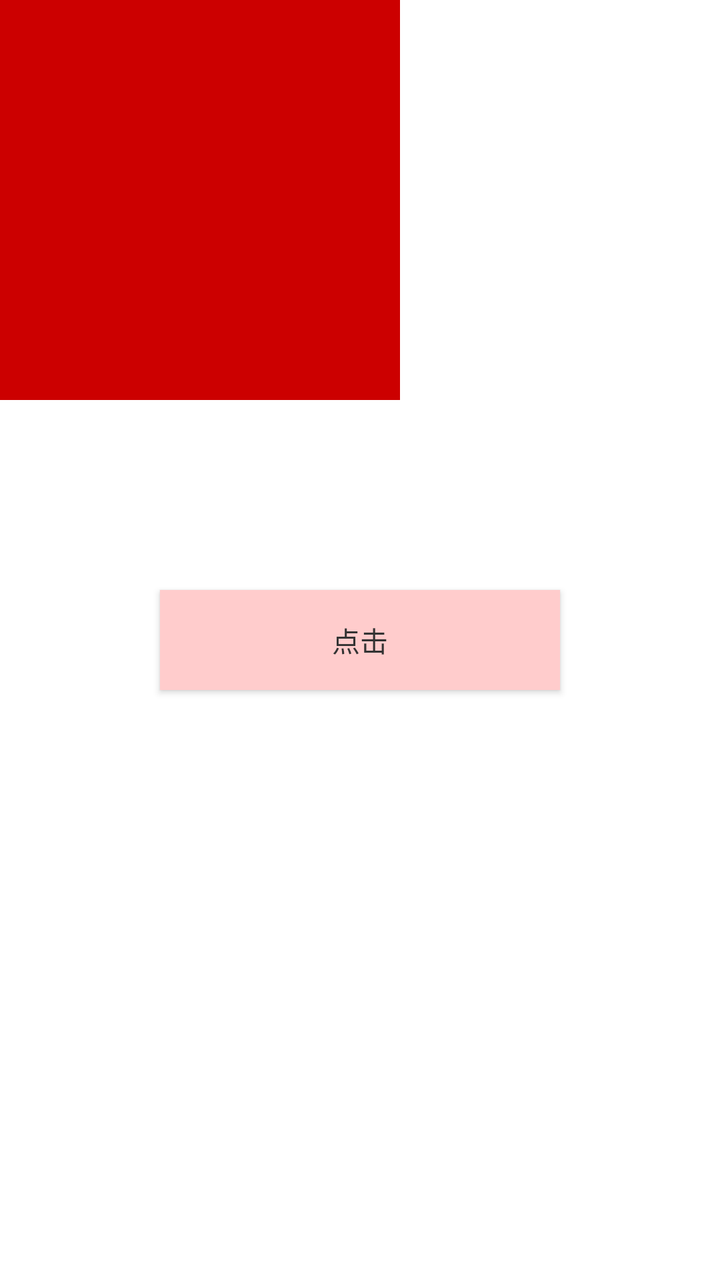
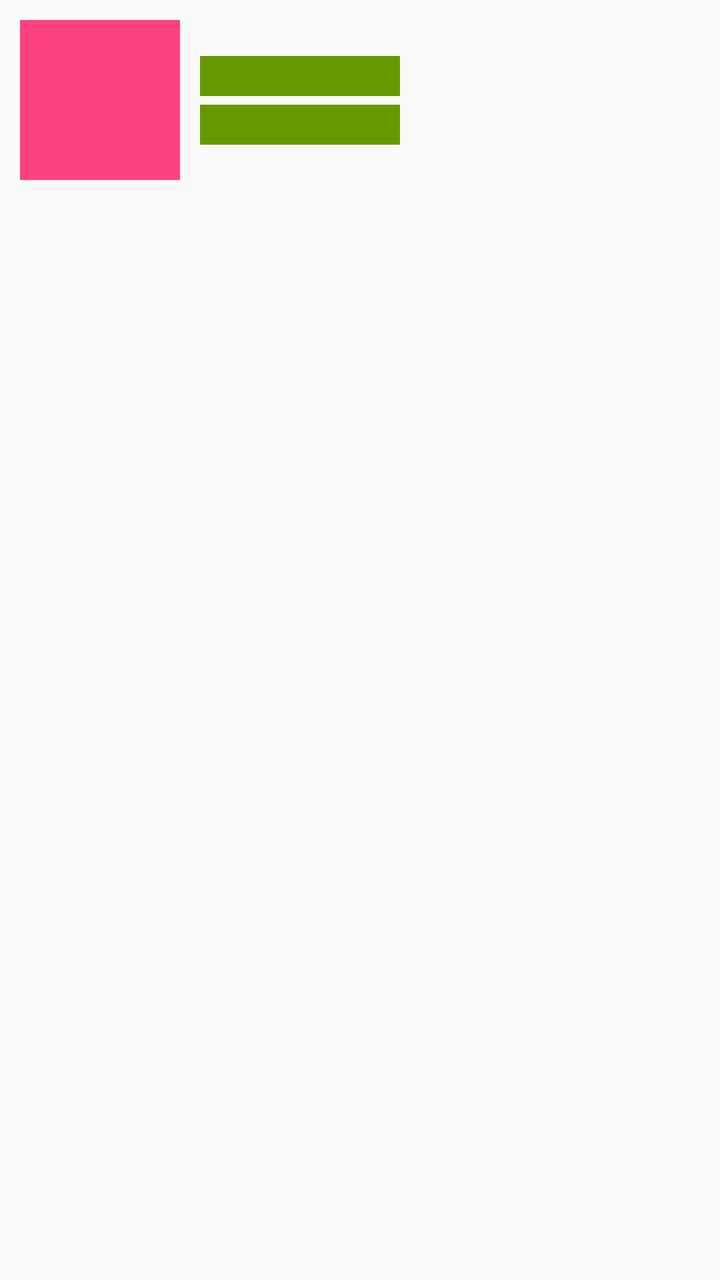

Before-and-after screenshots of an Android layout around one commit, followed by the original layout XML and the change that was made.
<!-- AndroidManifest.xml: application theme AppBaseTheme -->
<!-- res/layout/main_first_frag_layout.xml -->
<?xml version="1.0" encoding="utf-8"?>
<RelativeLayout xmlns:android="http://schemas.android.com/apk/res/android"
    android:layout_width="fill_parent"
    android:layout_height="fill_parent"
    android:background="@color/white"
    android:orientation="vertical">

    <Button
        android:id="@+id/button_1"
        android:layout_width="200dp"
        android:layout_height="50dp"
        android:layout_centerInParent="true"
        android:background="#ffcccc"
        android:text="点击"
        android:textColor="#333333" />

    <ImageView
        android:id="@+id/image"
        android:layout_width="200dp"
        android:layout_height="200dp"
        android:background="@color/holo_red_dark" />
</RelativeLayout>
<!-- resources referenced by this layout -->
<resources>
  <color name="holo_red_dark">#ffcc0000</color>
  <color name="white">#ffffff</color>
  <style name="AppBaseTheme" parent="@style/Theme.AppCompat.Light.NoActionBar">
          <item name="android:windowNoTitle">true</item>
          <item name="android:windowContentOverlay">@null</item>
          <item name="android:forceDarkAllowed" tools:targetApi="q">false</item>
      </style>
</resources>

<!-- the commit's change to res/layout/main_first_frag_layout.xml (unified diff, before → after) -->
@@ -1,22 +1,52 @@
 <?xml version="1.0" encoding="utf-8"?>
-<RelativeLayout xmlns:android="http://schemas.android.com/apk/res/android"
-    android:layout_width="fill_parent"
-    android:layout_height="fill_parent"
-    android:background="@color/white"
-    android:orientation="vertical">
+<androidx.constraintlayout.widget.ConstraintLayout xmlns:android="http://schemas.android.com/apk/res/android"
+    xmlns:app="http://schemas.android.com/apk/res-auto"
+    xmlns:tools="http://schemas.android.com/tools"
+    android:id="@+id/constraintLayout"
+    android:layout_width="match_parent"
+    android:layout_height="match_parent">
 
-    <Button
-        android:id="@+id/button_1"
-        android:layout_width="200dp"
-        android:layout_height="50dp"
-        android:layout_centerInParent="true"
-        android:background="#ffcccc"
-        android:text="点击"
-        android:textColor="#333333" />
+    <View
+        android:id="@+id/view_left"
+        android:layout_width="80dp"
+        android:layout_height="80dp"
+        android:layout_marginStart="10dp"
+        android:layout_marginTop="10dp"
+        android:background="@color/colorAccent"
+        app:layout_constraintLeft_toLeftOf="parent"
+        app:layout_constraintTop_toTopOf="parent" />
 
-    <ImageView
-        android:id="@+id/image"
-        android:layout_width="200dp"
-        android:layout_height="200dp"
-        android:background="@color/holo_red_dark" />
-</RelativeLayout>
+    <View
+        android:id="@+id/view_line"
+        android:layout_width="match_parent"
+        android:layout_height="1px"
+        android:background="@color/holo_purple"
+        android:visibility="invisible"
+        app:layout_constraintBottom_toBottomOf="@+id/view_left"
+        app:layout_constraintTop_toTopOf="@+id/view_left" />
+
+    <TextView
+        android:id="@+id/tv_1"
+        android:layout_width="100dp"
+        android:layout_height="20dp"
+        android:layout_marginStart="10dp"
+        android:layout_marginBottom="2dp"
+        android:background="@color/holo_green_dark"
+        android:textColor="@color/white"
+        android:textSize="10dp"
+        app:layout_constraintBottom_toTopOf="@+id/view_line"
+        app:layout_constraintStart_toEndOf="@+id/view_left" />
+
+    <TextView
+        android:id="@+id/tv_2"
+        android:layout_width="100dp"
+        android:layout_height="20dp"
+        android:layout_marginStart="10dp"
+        android:layout_marginTop="2dp"
+        android:background="@color/holo_green_dark"
+        android:textColor="@color/white"
+        android:textSize="10dp"
+        app:layout_constraintStart_toEndOf="@+id/view_left"
+        app:layout_constraintTop_toBottomOf="@+id/view_line" />
+
+</androidx.constraintlayout.widget.ConstraintLayout>
<!-- resource entries referenced after the edit -->
@@ -1,6 +1,8 @@
 <!-- resources referenced by this layout -->
 <resources>
-  <color name="holo_red_dark">#ffcc0000</color>
+  <color name="colorAccent">#FF4081</color>
+  <color name="holo_green_dark">#ff669900</color>
+  <color name="holo_purple">#ffaa66cc</color>
   <color name="white">#ffffff</color>
   <style name="AppBaseTheme" parent="@style/Theme.AppCompat.Light.NoActionBar">
           <item name="android:windowNoTitle">true</item>
